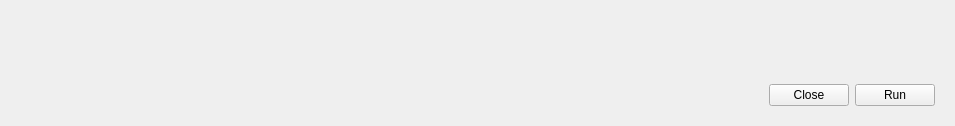
First picture: the form in som_gui/module/ifc_importer/qt/Widget.ui, repository c-mellueh/SOM-Toolkit, before the edit.
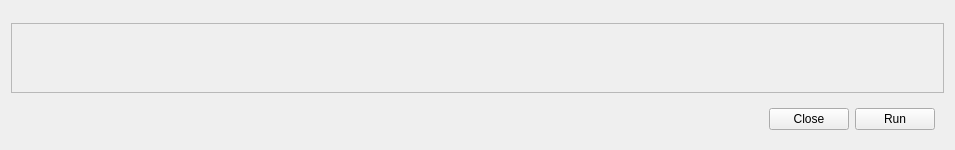
Second picture: the form after the edit. Custom widgets are drawn as their Qt base class.

Commit message: add Scrollable Progressbar to AttributeImport

Patch:
```diff
--- a/som_gui/module/ifc_importer/qt/Widget.ui
+++ b/som_gui/module/ifc_importer/qt/Widget.ui
@@ -7,7 +7,7 @@
     <x>0</x>
     <y>0</y>
     <width>955</width>
-    <height>126</height>
+    <height>136</height>
    </rect>
   </property>
   <property name="sizePolicy">
@@ -26,12 +26,40 @@
       <widget class="AttributeSelector" name="main_attribute_widget" native="true"/>
      </item>
      <item>
-      <widget class="FileSelector" name="file_selector_widget" native="true"/>
+      <widget class="FileSelector" name="file_selector_widget" native="true">
+       <property name="sizePolicy">
+        <sizepolicy hsizetype="Preferred" vsizetype="MinimumExpanding">
+         <horstretch>0</horstretch>
+         <verstretch>0</verstretch>
+        </sizepolicy>
+       </property>
+      </widget>
      </item>
     </layout>
    </item>
    <item>
-    <widget class="Progressbar" name="progress_bar" native="true"/>
+    <widget class="QScrollArea" name="scrollArea">
+     <property name="sizePolicy">
+      <sizepolicy hsizetype="Expanding" vsizetype="Expanding">
+       <horstretch>0</horstretch>
+       <verstretch>1</verstretch>
+      </sizepolicy>
+     </property>
+     <property name="widgetResizable">
+      <bool>true</bool>
+     </property>
+     <widget class="QWidget" name="scrollAreaWidgetContents">
+      <property name="geometry">
+       <rect>
+        <x>0</x>
+        <y>0</y>
+        <width>935</width>
+        <height>54</height>
+       </rect>
+      </property>
+      <layout class="QVBoxLayout" name="layout_progress_bar"/>
+     </widget>
+    </widget>
    </item>
    <item>
     <widget class="QWidget" name="button_widget" native="true">
@@ -81,12 +109,6 @@
    <header>som_gui.module.util.ui</header>
    <container>1</container>
   </customwidget>
-  <customwidget>
-   <class>Progressbar</class>
-   <extends>QWidget</extends>
-   <header>som_gui.module.util.ui</header>
-   <container>1</container>
-  </customwidget>
  </customwidgets>
  <resources/>
  <connections/>
```
The commit also changes 7 other files.
